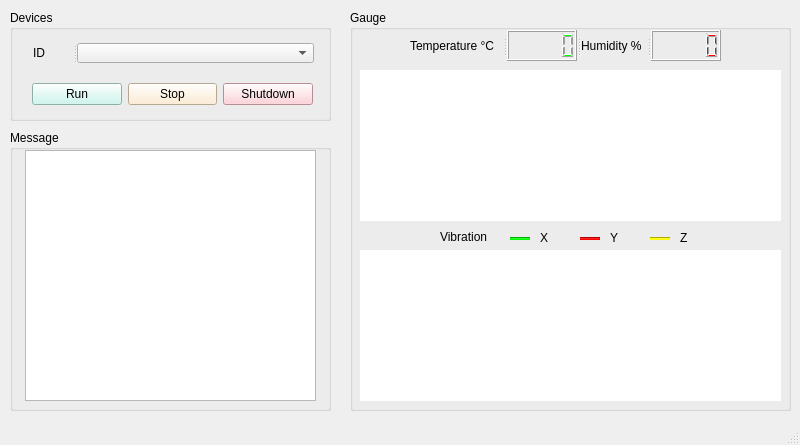
Old version of the form SensorboxV1.ui in the repository TumLyrik/Zigbee4IoT.
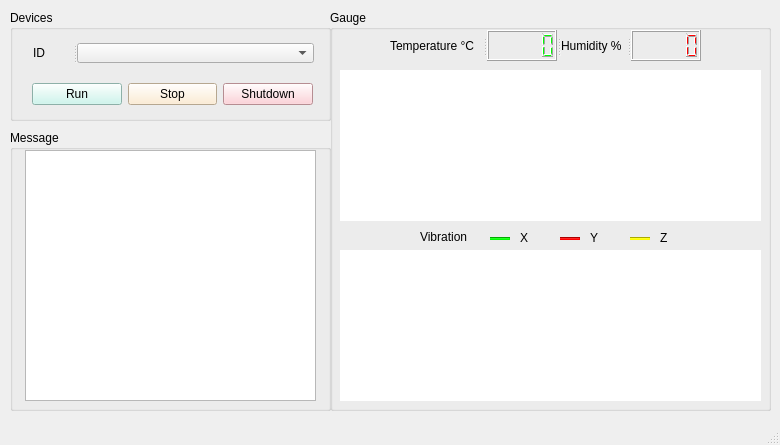
New version of the form. Custom widgets are drawn as their Qt base class.

```diff
--- a/SensorboxV1.ui
+++ b/SensorboxV1.ui
@@ -6,7 +6,7 @@
    <rect>
     <x>0</x>
     <y>0</y>
-    <width>800</width>
+    <width>780</width>
     <height>445</height>
    </rect>
   </property>
@@ -98,7 +98,7 @@
    <widget class="QGroupBox" name="OGauge">
     <property name="geometry">
      <rect>
-      <x>350</x>
+      <x>330</x>
       <y>10</y>
       <width>441</width>
       <height>401</height>
```
